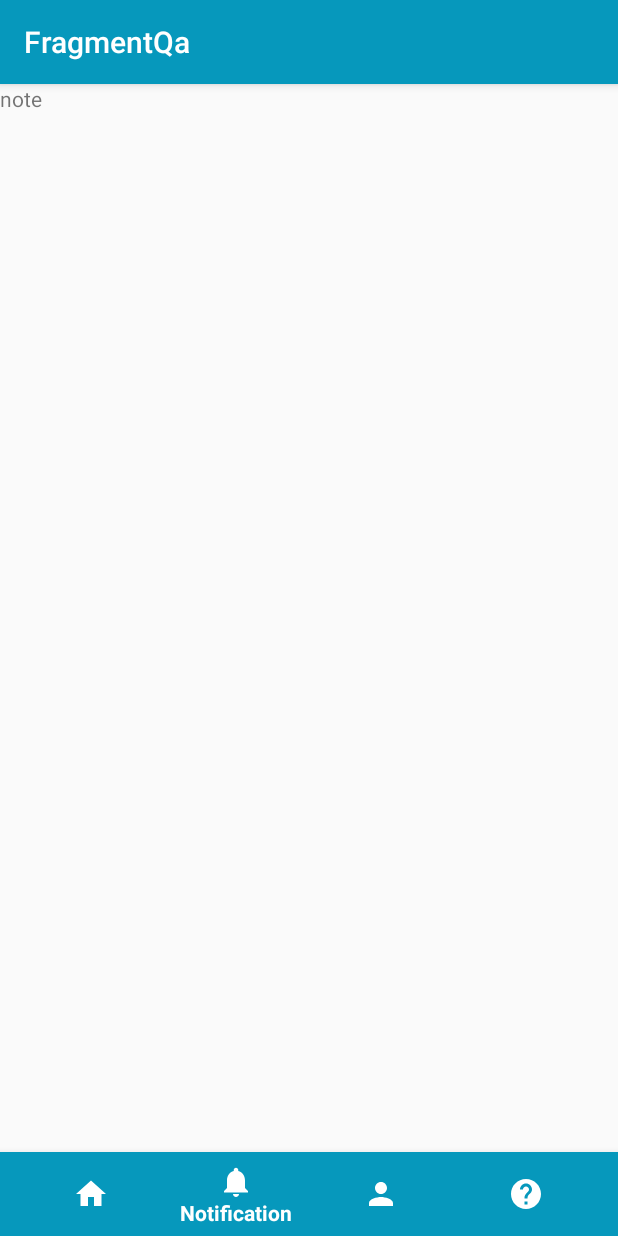
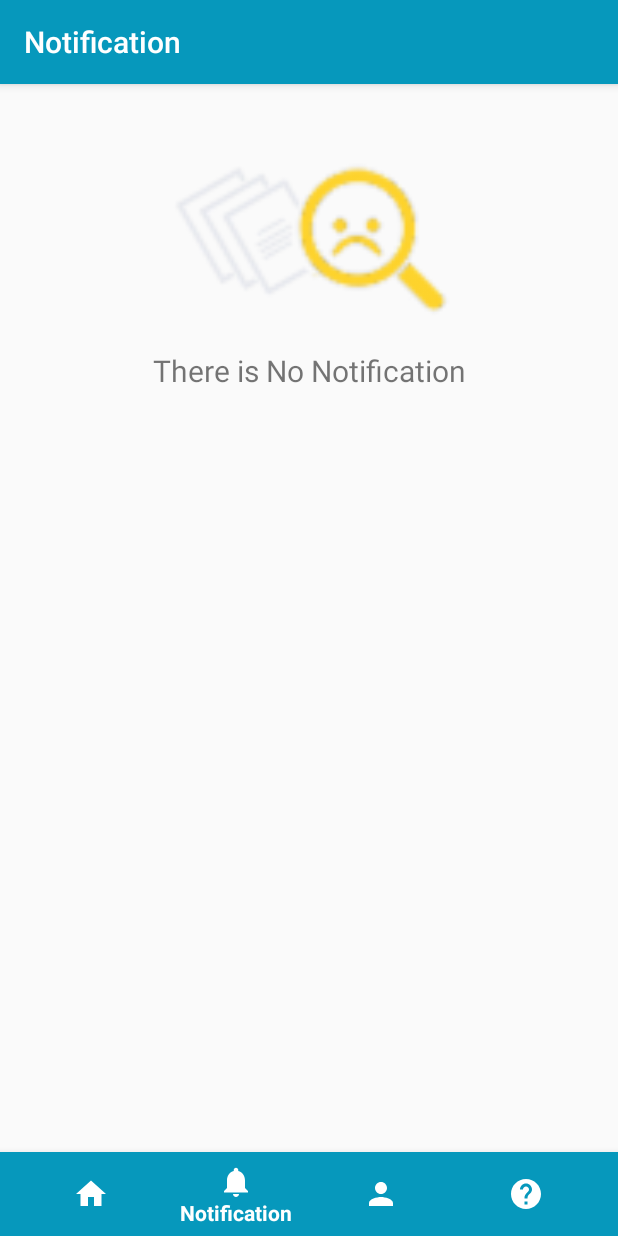
Before and after one commit to YousraMahid/VotingSystemV1, an Android app: the MainActivity screen opened directly, with no data from a screen before it, item 2 of the bottom bar chosen, on a phone screen of 412 x 824 dp. Run offline under Robolectric (Android 15) with nearby library versions, the phone set to English and light mode, and no system bars.

Commit message:
Add content to Notification and Home

```diff
--- a/app/src/main/java/com/example/hp/votingsystemv1/Activities/MainActivity.java
+++ b/app/src/main/java/com/example/hp/votingsystemv1/Activities/MainActivity.java
@@ -26,7 +26,7 @@ public class MainActivity extends AppCompatActivity {
         public boolean onNavigationItemSelected(@NonNull MenuItem item) {
             switch (item.getItemId()) {
                 case R.id.home:
-                    setTitle("FragmentTasks");
+                    setTitle("Home");
                     HomeFragment fragmentTasks = new HomeFragment();
                     FragmentTransaction fragmentTransactionTasks = getSupportFragmentManager().beginTransaction();
                     fragmentTransactionTasks.replace(R.id.frame_layout, fragmentTasks);
@@ -34,7 +34,7 @@ public class MainActivity extends AppCompatActivity {
 
                     return true;
                 case R.id.notification:
-                    setTitle("FragmentQa");
+                    setTitle("Notification");
                     NoteFragment fragmentQA = new NoteFragment();
                     FragmentTransaction fragmentTransactionQa = getSupportFragmentManager().beginTransaction();
                     fragmentTransactionQa.replace(R.id.frame_layout, fragmentQA);
@@ -42,7 +42,7 @@ public class MainActivity extends AppCompatActivity {
 
                     return true;
                 case R.id.profile:
-                    setTitle("FragmentCashout");
+                    setTitle("Profile");
                     ProFragment fragmentCashOut = new ProFragment();
                     FragmentTransaction fragmentTransactionCashout = getSupportFragmentManager().beginTransaction();
                     fragmentTransactionCashout.replace(R.id.frame_layout, fragmentCashOut);
@@ -50,7 +50,7 @@ public class MainActivity extends AppCompatActivity {
 
                     return true;
                 case R.id.help:
-                    setTitle("FragmentDiscuss");
+                    setTitle("Help");
                     HelpFragment fragmentDiscuss = new HelpFragment();
                     FragmentTransaction fragmentTransactionDiscuss = getSupportFragmentManager().beginTransaction();
                     fragmentTransactionDiscuss.replace(R.id.frame_layout, fragmentDiscuss);
@@ -72,7 +72,7 @@ public class MainActivity extends AppCompatActivity {
         BottomNavigationView navigation = (BottomNavigationView) findViewById(R.id.navigation);
         navigation.setOnNavigationItemSelectedListener(mOnNavigationItemSelectedListener);
 
-        setTitle("FragmentTasks");
+        setTitle("Home");
 
         HomeFragment fragmentTasks = new HomeFragment();
         FragmentTransaction fragmentTransactionTasks = getSupportFragmentManager().beginTransaction();
--- a/app/src/main/res/layout/fragment_help.xml
+++ b/app/src/main/res/layout/fragment_help.xml
@@ -4,10 +4,6 @@
     android:layout_height="match_parent"
     tools:context="com.example.hp.votingsystemv1.Fragments.HelpFragment">
 
-    <!-- TODO: Update blank fragment layout -->
-    <TextView
-        android:layout_width="match_parent"
-        android:layout_height="match_parent"
-        android:text="help" />
+
 
 </FrameLayout>
--- a/app/src/main/res/layout/fragment_note.xml
+++ b/app/src/main/res/layout/fragment_note.xml
@@ -1,13 +1,28 @@
-<FrameLayout xmlns:android="http://schemas.android.com/apk/res/android"
+<android.support.constraint.ConstraintLayout
+    xmlns:android="http://schemas.android.com/apk/res/android"
     xmlns:tools="http://schemas.android.com/tools"
     android:layout_width="match_parent"
     android:layout_height="match_parent"
+    xmlns:app="http://schemas.android.com/apk/res-auto"
     tools:context="com.example.hp.votingsystemv1.Fragments.NoteFragment">
 
 
+    <ImageView
+        android:id="@+id/image"
+        android:layout_width="200dp"
+        android:layout_height="150dp"
+        app:layout_constraintTop_toTopOf="parent"
+        app:layout_constraintBottom_toBottomOf="parent"
+        app:layout_constraintRight_toRightOf="parent"
+        app:layout_constraintLeft_toLeftOf="parent"
+        android:src="@drawable/noresult"/>
     <TextView
-        android:layout_width="match_parent"
-        android:layout_height="match_parent"
-        android:text="note" />
+        android:layout_width="wrap_content"
+        android:layout_height="wrap_content"
+        android:text="There is No Notification"
+        android:textSize="20sp"
+        app:layout_constraintTop_toBottomOf="@id/image"
+        app:layout_constraintRight_toRightOf="@id/image"
+        app:layout_constraintLeft_toLeftOf="@id/image"/>
 
-</FrameLayout>
+</android.support.constraint.ConstraintLayout>
```
Also changed, not shown: app/src/main/res/layout/fragment_.xml (+2 -5 lines), app/src/main/res/layout/fragment_home.xml (+21 -6 lines), app/src/main/res/drawable-hdpi/noresult.png (added), app/src/main/res/drawable-mdpi/noresult.png (added), app/src/main/res/drawable-xhdpi/noresult.png (added), app/src/main/res/drawable-xxhdpi/noresult.png (added), app/src/main/res/drawable-xxxhdpi/noresult.png (added).
